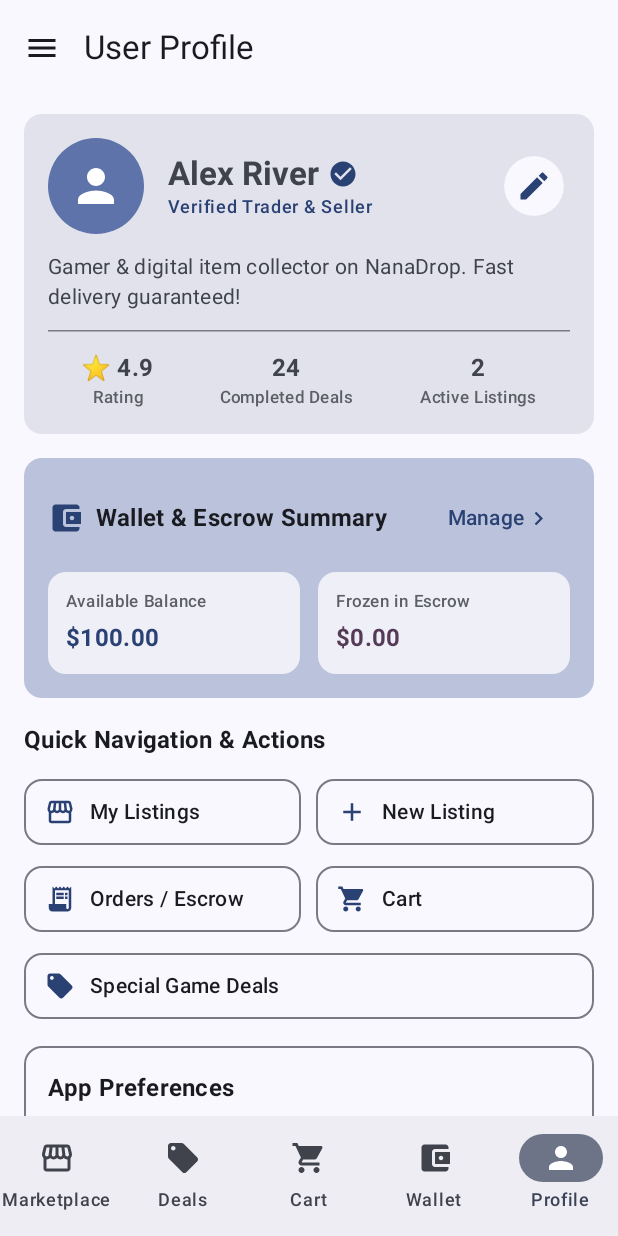
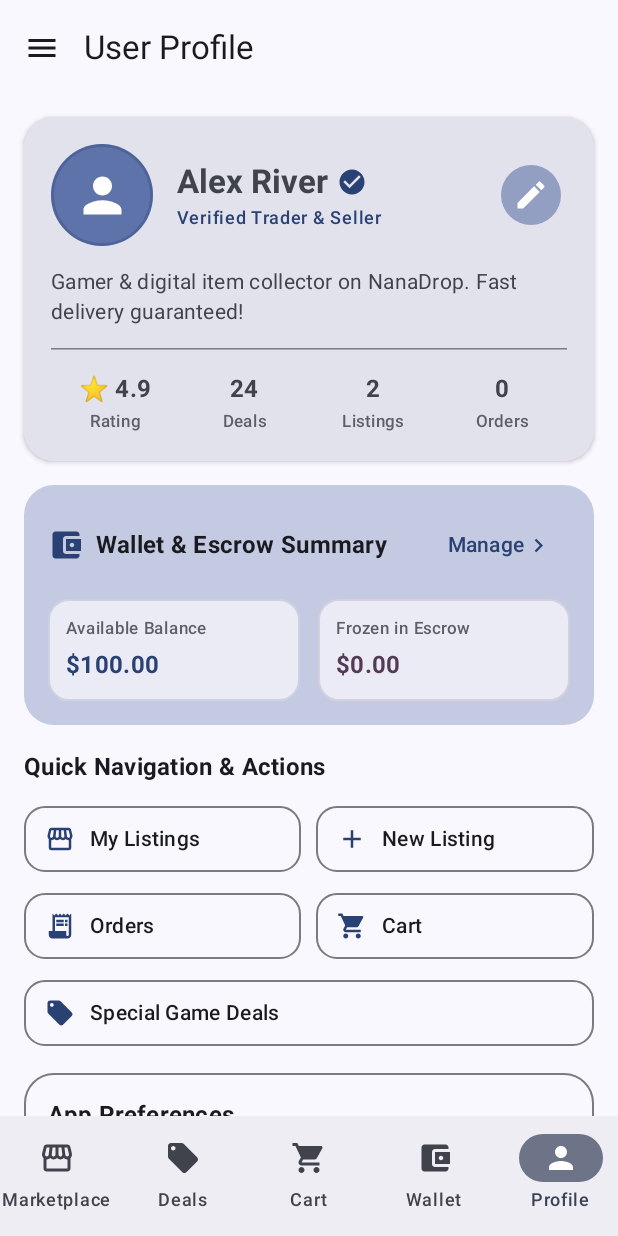
Before and after one commit to NursXV/NanaDrop, an Android app built with Jetpack Compose: the OrdersScreen screen opened through its navigation route, item 5 of the bottom bar chosen, on a phone screen of 412 x 824 dp. Run offline under Robolectric (Android 15) with nearby library versions, the phone set to English and light mode, and no system bars; our stand-ins replace Room's generated code.

Commit message:
Connect profile stats with orders and listings and polish ProfileScreen

```diff
--- a/app/src/main/java/com/example/nanadrop/ui/components/ListingDialog.kt
+++ b/app/src/main/java/com/example/nanadrop/ui/components/ListingDialog.kt
@@ -17,6 +17,7 @@ import com.example.nanadrop.data.local.ListingEntity
 @Composable
 fun ListingDialog(
     editingListing: ListingEntity?,
+    defaultSellerName: String = "Alex River",
     onDismiss: () -> Unit,
     onSave: (
         id: Long,
@@ -35,7 +36,7 @@ fun ListingDialog(
     var title by remember { mutableStateOf(editingListing?.title ?: "") }
     var category by remember { mutableStateOf(editingListing?.category ?: "Keys") }
     var priceText by remember { mutableStateOf(editingListing?.price?.toString() ?: "") }
-    var sellerName by remember { mutableStateOf(editingListing?.sellerName ?: "") }
+    var sellerName by remember { mutableStateOf(editingListing?.sellerName ?: defaultSellerName) }
     var description by remember { mutableStateOf(editingListing?.description ?: "") }
     var platform by remember { mutableStateOf(editingListing?.platform ?: "") }
     var isSold by remember { mutableStateOf(editingListing?.isSold ?: false) }
@@ -169,12 +170,13 @@ fun ListingDialog(
                     if (price == null || price < 0) priceError = true
 
                     if (title.isNotBlank() && price != null && price >= 0) {
+                        val effectiveSellerName = sellerName.ifBlank { defaultSellerName.ifBlank { "User" } }
                         onSave(
                             editingListing?.id ?: 0L,
                             title.trim(),
                             category,
                             price,
-                            if (sellerName.isBlank()) "User" else sellerName.trim(),
+                            effectiveSellerName.trim(),
                             description.trim(),
                             if (platform.isBlank()) "PC" else platform.trim(),
                             true,
--- a/app/src/main/java/com/example/nanadrop/ui/screen/MarketplaceScreen.kt
+++ b/app/src/main/java/com/example/nanadrop/ui/screen/MarketplaceScreen.kt
@@ -46,6 +46,7 @@ fun MarketplaceScreen(
     val sortOption by viewModel.sortOption.collectAsState()
     val isDialogOpen by viewModel.isDialogOpen.collectAsState()
     val editingListing by viewModel.editingListing.collectAsState()
+    val userProfile by viewModel.userProfile.collectAsState()
     val cartItems by storeViewModel.cartItems.collectAsState()
     val totalCartCount by storeViewModel.totalCartItemsCount.collectAsState()
 
@@ -238,6 +239,7 @@ fun MarketplaceScreen(
             if (isDialogOpen) {
                 ListingDialog(
                     editingListing = editingListing,
+                    defaultSellerName = userProfile.displayName,
                     onDismiss = { viewModel.closeDialog() },
                     onSave = { id, title, category, price, sellerName, description, platform, isUserListing, isSold ->
                         viewModel.saveListing(
--- a/app/src/main/java/com/example/nanadrop/ui/screen/ProfileScreen.kt
+++ b/app/src/main/java/com/example/nanadrop/ui/screen/ProfileScreen.kt
@@ -1,6 +1,6 @@
 package com.example.nanadrop.ui.screen
 
-import androidx.compose.foundation.background
+import androidx.compose.foundation.BorderStroke
 import androidx.compose.foundation.layout.*
 import androidx.compose.foundation.rememberScrollState
 import androidx.compose.foundation.shape.CircleShape
@@ -43,10 +43,27 @@ fun ProfileScreen(
     val isDarkMode by marketplaceViewModel.isDarkMode.collectAsState()
     val hideSold by marketplaceViewModel.hideSoldListings.collectAsState()
     val allListings by marketplaceViewModel.allListings.collectAsState()
+    val allOrders by marketplaceViewModel.allOrders.collectAsState()
     val cartCount by storeViewModel.totalCartItemsCount.collectAsState()
 
-    val userListingsCount = remember(allListings) {
-        allListings.count { it.isUserListing || it.sellerName == marketplaceViewModel.currentUserName }
+    val userListingsCount = remember(allListings, userProfile) {
+        allListings.count { listing ->
+            listing.isUserListing ||
+                listing.sellerName == userProfile.displayName ||
+                listing.sellerName == marketplaceViewModel.currentUserName ||
+                listing.sellerName == "Alex_Gamer"
+        }
+    }
+
+    val userOrdersCount = remember(allOrders, userProfile) {
+        allOrders.count { order ->
+            order.buyerName == userProfile.displayName ||
+                order.buyerName == marketplaceViewModel.currentUserName ||
+                order.buyerName == "User" ||
+                order.sellerName == userProfile.displayName ||
+                order.sellerName == marketplaceViewModel.currentUserName ||
+                order.sellerName == "Alex_Gamer"
+        }
     }
 
     var showEditProfileDialog by remember { mutableStateOf(false) }
@@ -57,13 +74,14 @@ fun ProfileScreen(
         modifier = Modifier
             .fillMaxSize()
             .verticalScroll(scrollState)
-            .padding(horizontal = 16.dp, vertical = 12.dp),
+            .padding(horizontal = 16.dp, vertical = 14.dp),
         verticalArrangement = Arrangement.spacedBy(16.dp)
     ) {
         // 1. Profile Header Card
         ProfileHeaderCard(
             profile = userProfile,
             userListingsCount = userListingsCount,
+            userOrdersCount = userOrdersCount,
             onEditClick = { showEditProfileDialog = true }
         )
 
@@ -76,6 +94,7 @@ fun ProfileScreen(
         // 3. Quick Navigation & Action Cards
         QuickActionsCard(
             cartCount = cartCount,
+            ordersCount = userOrdersCount,
             onNavigateToMyListings = onNavigateToMyListings,
             onCreateListingClick = onCreateListingClick,
             onNavigateToOrders = onNavigateToOrders,
@@ -110,10 +129,13 @@ fun ProfileScreen(
 private fun ProfileHeaderCard(
     profile: UserProfile,
     userListingsCount: Int,
+    userOrdersCount: Int,
     onEditClick: () -> Unit
 ) {
     Card(
         modifier = Modifier.fillMaxWidth(),
+        shape = RoundedCornerShape(20.dp),
+        elevation = CardDefaults.cardElevation(defaultElevation = 2.dp),
         colors = CardDefaults.cardColors(
             containerColor = MaterialTheme.colorScheme.surfaceVariant
         )
@@ -121,26 +143,27 @@ private fun ProfileHeaderCard(
         Column(
             modifier = Modifier
                 .fillMaxWidth()
-                .padding(16.dp)
+                .padding(18.dp)
         ) {
             Row(
                 modifier = Modifier.fillMaxWidth(),
                 verticalAlignment = Alignment.CenterVertically
             ) {
                 // Avatar Icon
-                Box(
-                    modifier = Modifier
-                        .size(64.dp)
-                        .clip(CircleShape)
-                        .background(MaterialTheme.colorScheme.primaryContainer),
-                    contentAlignment = Alignment.Center
+                Surface(
+                    shape = CircleShape,
+                    color = MaterialTheme.colorScheme.primaryContainer,
+                    border = BorderStroke(2.dp, MaterialTheme.colorScheme.primary.copy(alpha = 0.3f)),
+                    modifier = Modifier.size(68.dp)
                 ) {
-                    Icon(
-                        imageVector = Icons.Default.Person,
-                        contentDescription = "Profile Avatar",
-                        modifier = Modifier.size(36.dp),
-                        tint = MaterialTheme.colorScheme.onPrimaryContainer
-                    )
+                    Box(contentAlignment = Alignment.Center) {
+                        Icon(
+                            imageVector = Icons.Default.Person,
+                            contentDescription = "Profile Avatar",
+                            modifier = Modifier.size(38.dp),
+                            tint = MaterialTheme.colorScheme.onPrimaryContainer
+                        )
+                    }
                 }
 
                 Spacer(modifier = Modifier.width(16.dp))
@@ -165,6 +188,8 @@ private fun ProfileHeaderCard(
                         }
                     }
 
+                    Spacer(modifier = Modifier.height(2.dp))
+
                     if (profile.isVerifiedSeller) {
                         Text(
                             text = "Verified Trader & Seller",
@@ -175,11 +200,12 @@ private fun ProfileHeaderCard(
                     }
                 }
 
-                IconButton(
+                FilledTonalIconButton(
                     onClick = onEditClick,
-                    colors = IconButtonDefaults.iconButtonColors(
-                        containerColor = MaterialTheme.colorScheme.surface,
-                        contentColor = MaterialTheme.colorScheme.primary
+                    shape = CircleShape,
+                    colors = IconButtonDefaults.filledTonalIconButtonColors(
+                        containerColor = MaterialTheme.colorScheme.primaryContainer.copy(alpha = 0.6f),
+                        contentColor = MaterialTheme.colorScheme.onPrimaryContainer
                     )
                 ) {
                     Icon(
@@ -190,7 +216,7 @@ private fun ProfileHeaderCard(
             }
 
             if (profile.bio.isNotBlank()) {
-                Spacer(modifier = Modifier.height(12.dp))
+                Spacer(modifier = Modifier.height(14.dp))
                 Text(
                     text = profile.bio,
                     style = MaterialTheme.typography.bodyMedium,
@@ -198,24 +224,32 @@ private fun ProfileHeaderCard(
                 )
             }
 
-            HorizontalDivider(modifier = Modifier.padding(vertical = 12.dp))
+            HorizontalDivider(modifier = Modifier.padding(vertical = 14.dp))
 
-            // Seller/Buyer Stats Row
+            // Seller/Buyer Live Stats Row
             Row(
                 modifier = Modifier.fillMaxWidth(),
-                horizontalArrangement = Arrangement.SpaceAround
+                horizontalArrangement = Arrangement.SpaceEvenly
             ) {
                 StatItem(
+                    modifier = Modifier.weight(1f),
                     value = "⭐ ${profile.rating}",
                     label = "Rating"
                 )
                 StatItem(
+                    modifier = Modifier.weight(1f),
                     value = "${profile.completedDealsCount}",
-                    label = "Completed Deals"
+                    label = "Deals"
                 )
                 StatItem(
+                    modifier = Modifier.weight(1f),
                     value = "$userListingsCount",
-                    label = "Active Listings"
+                    label = "Listings"
+                )
+                StatItem(
+                    modifier = Modifier.weight(1f),
+                    value = "$userOrdersCount",
+                    label = "Orders"
                 )
             }
         }
@@ -224,16 +258,21 @@ private fun ProfileHeaderCard(
 
 @Composable
 private fun StatItem(
+    modifier: Modifier = Modifier,
     value: String,
     label: String
 ) {
-    Column(horizontalAlignment = Alignment.CenterHorizontally) {
+    Column(
+        modifier = modifier,
+        horizontalAlignment = Alignment.CenterHorizontally
+    ) {
         Text(
             text = value,
             style = MaterialTheme.typography.titleMedium,
             fontWeight = FontWeight.Bold,
             color = MaterialTheme.colorScheme.onSurfaceVariant
         )
+        Spacer(modifier = Modifier.height(2.dp))
         Text(
             text = label,
             style = MaterialTheme.typography.labelSmall,
@@ -249,8 +288,9 @@ private fun WalletSummaryCard(
 ) {
     Card(
         modifier = Modifier.fillMaxWidth(),
+        shape = RoundedCornerShape(20.dp),
         colors = CardDefaults.cardColors(
-            containerColor = MaterialTheme.colorScheme.primaryContainer.copy(alpha = 0.4f)
+            containerColor = MaterialTheme.colorScheme.primaryContainer.copy(alpha = 0.35f)
         )
     ) {
         Column(
@@ -280,7 +320,7 @@ private fun WalletSummaryCard(
                 }
 
                 TextButton(onClick = onOpenWallet) {
-                    Text("Manage")
+                    Text("Manage", fontWeight = FontWeight.SemiBold)
                     Icon(
                         imageVector = Icons.Default.ChevronRight,
                         contentDescription = null,
@@ -298,9 +338,10 @@ private fun WalletSummaryCard(
                 // Available Balance Box
                 Surface(
                     modifier = Modifier.weight(1f),
-                    shape = RoundedCornerShape(12.dp),
+                    shape = RoundedCornerShape(14.dp),
                     color = MaterialTheme.colorScheme.surface,
-                    tonalElevation = 1.dp
+                    tonalElevation = 2.dp,
+                    border = BorderStroke(1.dp, MaterialTheme.colorScheme.primary.copy(alpha = 0.15f))
                 ) {
                     Column(modifier = Modifier.padding(12.dp)) {
                         Text(
@@ -323,9 +364,10 @@ private fun WalletSummaryCard(
                 // Frozen Balance Box
                 Surface(
                     modifier = Modifier.weight(1f),
-                    shape = RoundedCornerShape(12.dp),
+                    shape = RoundedCornerShape(14.dp),
                     color = MaterialTheme.colorScheme.surface,
-                    tonalElevation = 1.dp
+                    tonalElevation = 2.dp,
+                    border = BorderStroke(1.dp, MaterialTheme.colorScheme.tertiary.copy(alpha = 0.15f))
                 ) {
                     Column(modifier = Modifier.padding(12.dp)) {
                         Text(
@@ -350,6 +392,7 @@ private fun WalletSummaryCard(
 @Composable
 private fun QuickActionsCard(
     cartCount: Int,
+    ordersCount: Int,
     onNavigateToMyListings: () -> Unit,
     onCreateListingClick: () -> Unit,
     onNavigateToOrders: () -> Unit,
@@ -390,7 +433,7 @@ private fun QuickActionsCard(
         ) {
             QuickActionButton(
                 modifier = Modifier.weight(1f),
-                title = "Orders / Escrow",
+                title = if (ordersCount > 0) "Orders ($ordersCount)" else "Orders",
                 icon = Icons.AutoMirrored.Filled.ReceiptLong,
                 onClick = onNavigateToOrders
             )
@@ -422,7 +465,9 @@ private fun QuickActionButton(
 ) {
     OutlinedCard(
         onClick = onClick,
-        modifier = modifier
+        modifier = modifier,
+        shape = RoundedCornerShape(14.dp),
+        border = CardDefaults.outlinedCardBorder()
     ) {
         Row(
             modifier = Modifier
@@ -455,6 +500,7 @@ private fun PreferencesCard(
 ) {
     Card(
         modifier = Modifier.fillMaxWidth(),
+        shape = RoundedCornerShape(20.dp),
         colors = CardDefaults.cardColors(
             containerColor = MaterialTheme.colorScheme.surface
         ),
@@ -556,6 +602,7 @@ private fun EditProfileDialog(
 
     AlertDialog(
         onDismissRequest = onDismiss,
+        shape = RoundedCornerShape(20.dp),
         title = {
             Text(
                 text = "Edit Profile",
@@ -592,7 +639,8 @@ private fun EditProfileDialog(
                         onSave(displayNameInput.trim(), bioInput.trim())
                     }
                 },
-                enabled = displayNameInput.isNotBlank()
+                enabled = displayNameInput.isNotBlank(),
+                shape = RoundedCornerShape(12.dp)
             ) {
                 Text("Save Changes")
             }
--- a/app/src/main/java/com/example/nanadrop/ui/viewmodel/MarketplaceViewModel.kt
+++ b/app/src/main/java/com/example/nanadrop/ui/viewmodel/MarketplaceViewModel.kt
@@ -126,13 +126,23 @@ class MarketplaceViewModel(application: Application) : AndroidViewModel(applicat
             initialValue = emptyList()
         )
 
-        purchases = repository.getPurchasesForUser(currentUserName).stateIn(
+        purchases = combine(repository.allOrders, userProfile) { orders, profile ->
+            val name = profile.displayName
+            orders.filter { order ->
+                order.buyerName == name || order.buyerName == currentUserName || order.buyerName == "User"
+            }
+        }.stateIn(
             scope = viewModelScope,
             started = SharingStarted.WhileSubscribed(5000),
             initialValue = emptyList()
         )
 
-        sales = repository.getSalesForUser(currentUserName).stateIn(
+        sales = combine(repository.allOrders, userProfile) { orders, profile ->
+            val name = profile.displayName
+            orders.filter { order ->
+                order.sellerName == name || order.sellerName == currentUserName || order.sellerName == "Alex_Gamer"
+            }
+        }.stateIn(
             scope = viewModelScope,
             started = SharingStarted.WhileSubscribed(5000),
             initialValue = emptyList()
@@ -248,13 +258,14 @@ class MarketplaceViewModel(application: Application) : AndroidViewModel(applicat
         isUserListing: Boolean = true,
         isSold: Boolean = false
     ) {
+        val effectiveSellerName = sellerName.ifBlank { userProfile.value.displayName.ifBlank { currentUserName } }
         viewModelScope.launch {
             if (id == 0L) {
                 val newListing = ListingEntity(
                     title = title,
                     category = category,
                     price = price,
-                    sellerName = sellerName,
+                    sellerName = effectiveSellerName,
                     description = description,
                     platform = platform,
                     isUserListing = isUserListing,
@@ -267,7 +278,7 @@ class MarketplaceViewModel(application: Application) : AndroidViewModel(applicat
                     title = title,
                     category = category,
                     price = price,
-                    sellerName = sellerName,
+                    sellerName = effectiveSellerName,
                     description = description,
                     platform = platform,
                     isUserListing = isUserListing,
@@ -333,13 +344,15 @@ class MarketplaceViewModel(application: Application) : AndroidViewModel(applicat
                     "NanaDrop Direct"
                 }
 
+                val buyer = userProfile.value.displayName.ifBlank { currentUserName }
+
                 OrderEntity(
                     listingId = listingId,
                     title = item.title,
                     category = item.category,
                     platform = item.platform,
                     price = item.price,
-                    buyerName = currentUserName,
+                    buyerName = buyer,
                     sellerName = seller,
                     status = OrderEntity.STATUS_ESCROW,
                     createdAt = System.currentTimeMillis(),
@@ -377,8 +390,16 @@ class MarketplaceViewModel(application: Application) : AndroidViewModel(applicat
         viewModelScope.launch(Dispatchers.IO) {
             val updatedDelivery = if (deliveryCode.isNotBlank()) deliveryCode else order.deliveryInfo
 
+            if (order.status != OrderEntity.STATUS_COMPLETED && newStatus == OrderEntity.STATUS_COMPLETED) {
+                userPreferencesRepository.incrementCompletedDeals()
+            }
+
+            val currentName = userProfile.value.displayName
+            val isUserSeller = order.sellerName == currentName || order.sellerName == currentUserName || order.sellerName == "Alex_Gamer"
+            val isUserBuyer = order.buyerName == currentName || order.buyerName == currentUserName || order.buyerName == "User"
+
             when (newStatus) {
-                OrderEntity.STATUS_COMPLETED -> if (order.sellerName == currentUserName) {
+                OrderEntity.STATUS_COMPLETED -> if (isUserSeller) {
                     walletRepository.creditEscrowEarning(
                         amount = order.price,
                         title = "Escrow payout · ${order.title}"
@@ -390,7 +411,7 @@ class MarketplaceViewModel(application: Application) : AndroidViewModel(applicat
                     )
                 }
 
-                OrderEntity.STATUS_CANCELLED -> if (order.buyerName == currentUserName) {
+                OrderEntity.STATUS_CANCELLED -> if (isUserBuyer) {
                     walletRepository.refundEscrow(
                         amount = order.price,
                         title = "Escrow refund · ${order.title}"
```
Also changed, not shown: app/src/main/java/com/example/nanadrop/data/local/UserPreferencesRepository.kt (+13 -0 lines).
